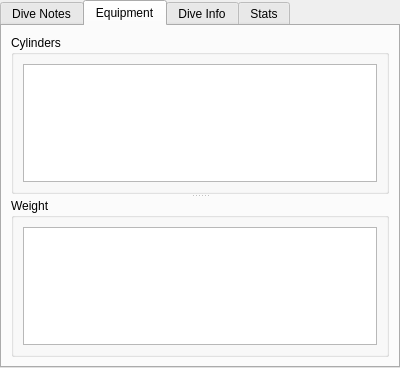
The window that qt-ui/maintab.ui (subsurface/subsurface) describes before a commit, drawn with Qt 5.
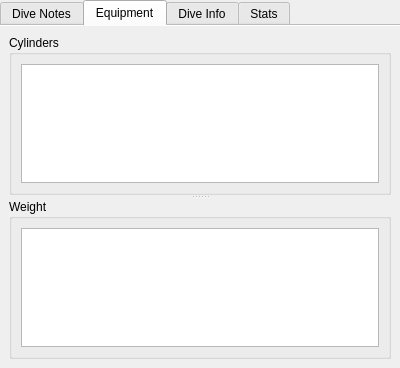
The same window after the commit. Custom widgets are drawn as their Qt base class.

Commit message:
Puts maintab as 'DocumentMode'
This small patch enable maintab to be  in 'Document Mode', this means
basically that it size is smaller and there's not a line separating
the widget anymore, giving the user a more smooth experience.

Patch:
```diff
--- a/qt-ui/maintab.ui
+++ b/qt-ui/maintab.ui
@@ -16,6 +16,9 @@
   <property name="currentIndex">
    <number>1</number>
   </property>
+  <property name="documentMode">
+   <bool>true</bool>
+  </property>
   <widget class="QWidget" name="notesTab">
    <attribute name="title">
     <string>Dive Notes</string>
```
Lines whose indentation alone changed are shown as unchanged.
